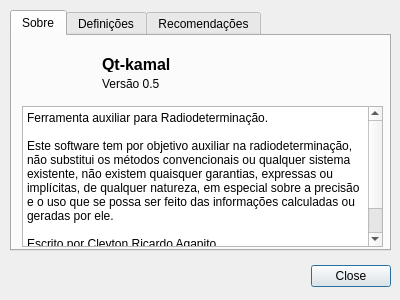
Old version of the form dialogs/aboutdialog.ui in the repository cragapito/qtkamal.
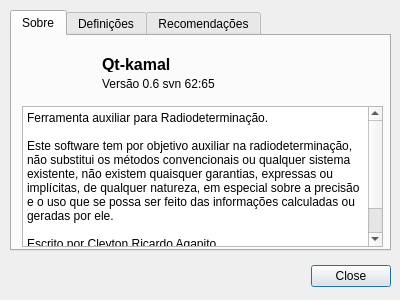
New version of the form. Icons and pictures are not drawn.

```diff
--- a/dialogs/aboutdialog.ui
+++ b/dialogs/aboutdialog.ui
@@ -141,7 +141,7 @@
       </rect>
      </property>
      <property name="text">
-      <string>Versão 0.5</string>
+      <string>Versão 0.6 svn 62:65</string>
      </property>
     </widget>
    </widget>
```
